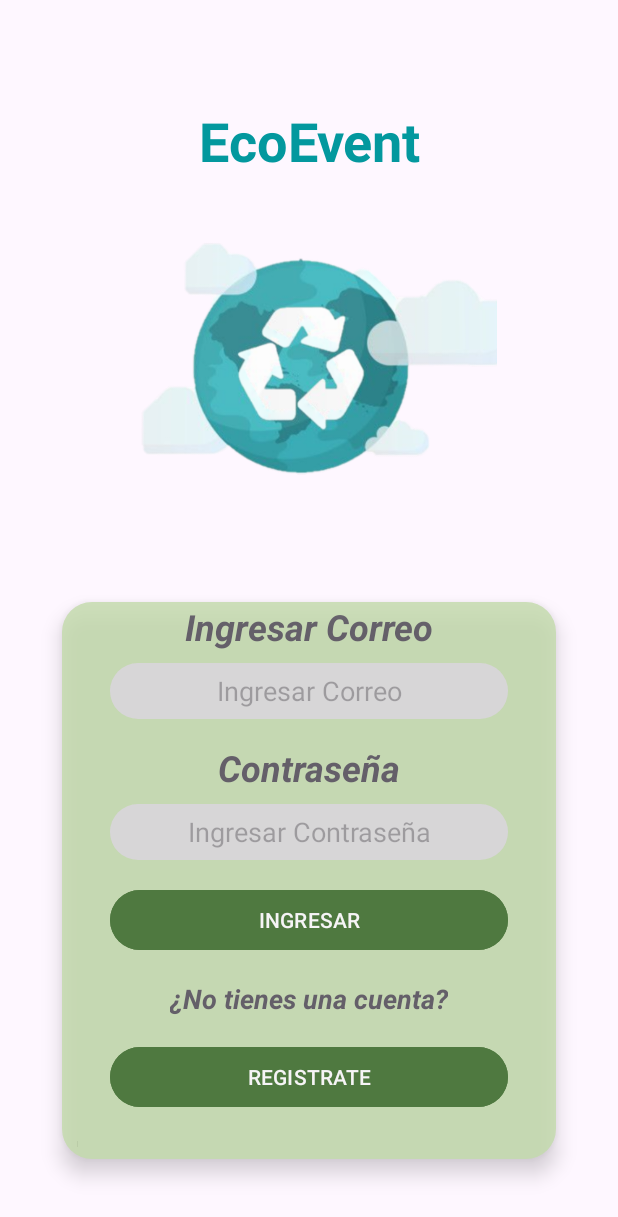
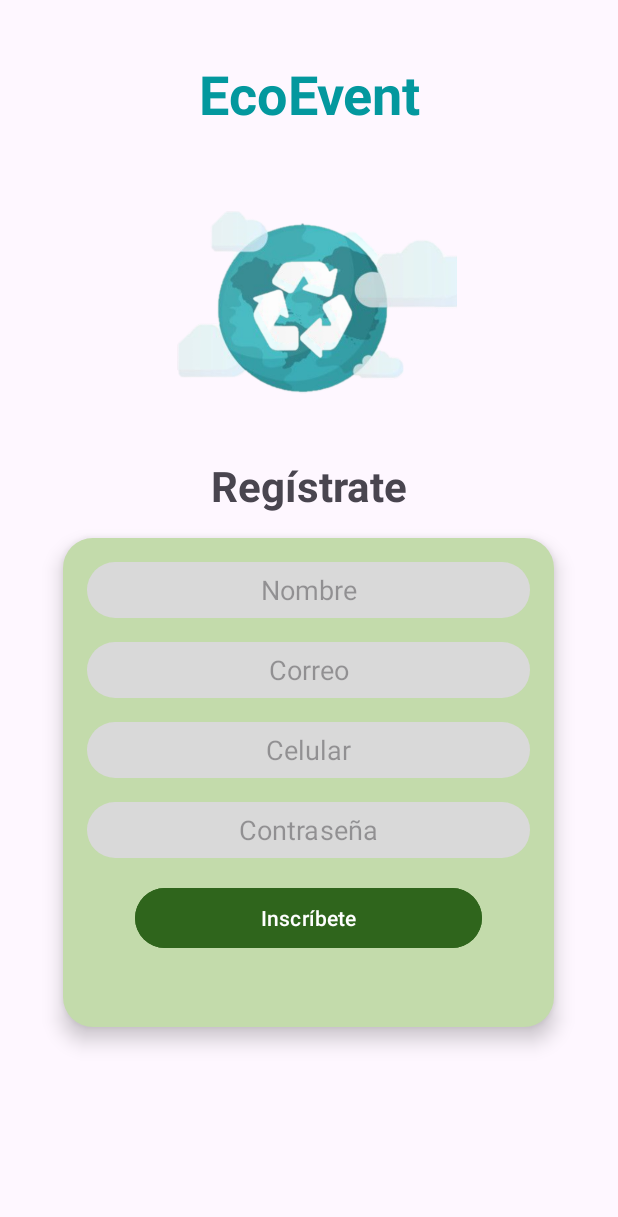
Before and after one commit to Jhonpocket/EcoEvent, an Android app: the screen it shows after launch (MainActivity before the commit, RegisterActivity after it), after a tap on "REGISTRATE", on a phone screen of 412 x 824 dp. Shown: the top 1217 px of the screen. Run offline under Robolectric (Android 15) with nearby library versions, the phone set to English and light mode, and no system bars.

Commit message:
Se actualiza el Regrito  de Lore y logos

```diff
--- a/app/src/main/AndroidManifest.xml
+++ b/app/src/main/AndroidManifest.xml
@@ -12,7 +12,10 @@
         android:supportsRtl="true"
         android:theme="@style/Theme.EcoEvent"
         tools:targetApi="31">
-        <activity android:name=".MainActivity3"></activity>
+        <activity
+            android:name=".RegisterActivity"
+            android:exported="false" />
+        <activity android:name=".MainActivity3" />
         <activity
             android:name=".MainActivity"
             android:exported="true">
--- a/app/src/main/java/com/example/ecoevent/MainActivity.java
+++ b/app/src/main/java/com/example/ecoevent/MainActivity.java
@@ -40,7 +40,7 @@ public class MainActivity extends AppCompatActivity {
             @Override
 
             public void onClick(View view) {
-                Intent intent = new Intent(MainActivity.this,MainActivity.class);
+                Intent intent = new Intent(MainActivity.this,RegisterActivity.class);
                 startActivity(intent);
 
             }
--- a/app/src/main/java/com/example/ecoevent/RegisterActivity.java
+++ b/app/src/main/java/com/example/ecoevent/RegisterActivity.java
@@ -1,4 +1,43 @@
 package com.example.ecoevent;
 
-public class RegisterActivity {
+import android.content.Intent;
+import android.os.Bundle;
+import android.view.View;
+import android.widget.Button;
+import android.widget.EditText;
+import android.widget.Toast;
+
+import androidx.appcompat.app.AppCompatActivity;
+
+
+public class RegisterActivity extends AppCompatActivity {
+
+    private EditText nombre;
+    private EditText correo;
+    private EditText celular;
+    private EditText contraseña;
+    private Button inscribirse;
+
+
+    @Override
+    protected void onCreate(Bundle savedInstanceState) {
+        super.onCreate(savedInstanceState);
+        setContentView(R.layout.activity_register);
+
+        nombre = findViewById(R.id.editTextText3);
+        correo = findViewById(R.id.editTextText4);
+        celular = findViewById(R.id.editTextText6);
+        contraseña = findViewById(R.id.editTextText7);
+        inscribirse = findViewById(R.id.button3);
+
+        inscribirse.setOnClickListener(new View.OnClickListener() {
+            @Override
+            public void onClick(View view) {
+                String nombreUsuario = nombre.getText().toString().trim();
+                Toast.makeText(RegisterActivity.this, "Usuario registrado, bienvenido " + nombreUsuario, Toast.LENGTH_LONG).show();
+                Intent intent = new Intent(RegisterActivity.this, MainActivity3.class);
+                startActivity(intent);
+            }
+        });
+    }
 }
--- a/app/src/main/res/layout/activity_main.xml
+++ b/app/src/main/res/layout/activity_main.xml
@@ -28,7 +28,7 @@
             android:layout_height="wrap_content"
             android:text="@string/app_title"
             android:textAlignment="center"
-            android:textSize="36sp"
+            android:textSize="42sp"
             android:textStyle="bold"
             android:textColor="@color/primary_text_color"
             android:layout_marginBottom="16dp" />
@@ -62,7 +62,7 @@
             android:layout_width="match_parent"
             android:layout_height="wrap_content"
             android:layout_marginBottom="8dp"
-            android:text="Ingresar Correo"
+            android:text="@string/ingresar_correo"
             android:textAlignment="center"
             android:textSize="24sp"
             android:textStyle="bold|italic" />
@@ -74,7 +74,7 @@
             android:layout_marginHorizontal="32dp"
             android:layout_marginBottom="16dp"
             android:background="@drawable/rounded_corners_button"
-            android:hint="Ingresar Correo"
+            android:hint="@string/ingresar_correo"
             android:inputType="textEmailAddress"
             android:textAlignment="center" />
 
@@ -83,7 +83,7 @@
             android:layout_width="match_parent"
             android:layout_height="wrap_content"
             android:layout_marginBottom="8dp"
-            android:text="Contraseña"
+            android:text="@string/contrase_a"
             android:textAlignment="center"
             android:textSize="24sp"
             android:textStyle="bold|italic" />
@@ -95,7 +95,7 @@
             android:layout_marginHorizontal="32dp"
             android:layout_marginBottom="16dp"
             android:background="@drawable/rounded_corners_button"
-            android:hint="Ingresar Contraseña"
+            android:hint="@string/ingresar_contrase_a"
             android:inputType="textPassword"
             android:textAlignment="center" />
 
@@ -106,7 +106,7 @@
             android:layout_marginHorizontal="32dp"
             android:layout_marginBottom="16dp"
             android:backgroundTint="#2F651C"
-            android:text="INGRESAR"
+            android:text="@string/btn_ingresar"
             android:textAlignment="center"
             android:textAllCaps="false" />
 
@@ -116,7 +116,7 @@
             android:layout_height="wrap_content"
             android:layout_gravity="center"
             android:layout_marginBottom="16dp"
-            android:text="¿No tienes una cuenta?"
+            android:text="@string/no_tienes_una_cuenta"
             android:textAlignment="center"
             android:textSize="18sp"
             android:textStyle="bold|italic" />
@@ -127,7 +127,7 @@
             android:layout_height="wrap_content"
             android:layout_marginHorizontal="32dp"
             android:backgroundTint="#2F651C"
-            android:text="REGISTRATE"
+            android:text="@string/btn_registrate"
             android:textAlignment="center"
             android:textAllCaps="false" />
     </LinearLayout>
--- /dev/null
+++ b/app/src/main/res/layout/activity_register.xml
@@ -0,0 +1,138 @@
+<?xml version="1.0" encoding="utf-8"?>
+<androidx.constraintlayout.widget.ConstraintLayout
+    xmlns:android="http://schemas.android.com/apk/res/android"
+    xmlns:app="http://schemas.android.com/apk/res-auto"
+    xmlns:tools="http://schemas.android.com/tools"
+    android:layout_width="match_parent"
+    android:layout_height="match_parent"
+    tools:context=".RegisterActivity">
+
+    <LinearLayout
+        android:layout_width="match_parent"
+        android:layout_height="match_parent"
+        android:orientation="vertical"
+        android:padding="16dp">
+
+        <!-- Header Layout -->
+        <LinearLayout
+            android:layout_width="match_parent"
+            android:layout_height="wrap_content"
+            android:orientation="vertical"
+            android:layout_marginBottom="16dp">
+
+            <ImageView
+                android:id="@+id/imageView"
+                android:layout_width="match_parent"
+                android:layout_height="6dp" />
+
+            <TextView
+                android:id="@+id/textView"
+                android:layout_width="match_parent"
+                android:layout_height="wrap_content"
+                android:text="@string/app_title"
+                android:textAlignment="center"
+                android:textSize="36sp"
+                android:textStyle="bold"
+                android:textColor="@color/primary_text_color"
+                android:layout_marginTop="16dp"
+                android:layout_marginBottom="16dp"/>
+        </LinearLayout>
+
+        <!-- Logo Layout -->
+        <LinearLayout
+            android:layout_width="match_parent"
+            android:layout_height="wrap_content"
+            android:orientation="vertical"
+            android:layout_marginBottom="16dp">
+
+            <ImageView
+                android:id="@+id/imageView4"
+                android:layout_width="match_parent"
+                android:layout_height="170dp"
+                android:layout_gravity="center"
+                app:srcCompat="@drawable/logo" />
+        </LinearLayout>
+
+        <!-- Subtitle Layout -->
+        <LinearLayout
+            android:id="@+id/subtitleLayout"
+            android:layout_width="match_parent"
+            android:layout_height="wrap_content"
+            android:orientation="vertical"
+            android:layout_marginBottom="16dp">
+
+            <TextView
+                android:id="@+id/textView9"
+                android:layout_width="match_parent"
+                android:layout_height="wrap_content"
+                android:text="@string/reg_strate"
+                android:textAlignment="center"
+                android:textSize="28sp"
+                android:textStyle="bold" />
+        </LinearLayout>
+
+        <!-- Register Form Layout -->
+        <LinearLayout
+            android:id="@+id/registerLayout"
+            android:layout_width="327dp"
+            android:layout_height="326dp"
+            android:layout_gravity="center"
+            android:background="@drawable/rounded_corners"
+            android:elevation="8dp"
+            android:orientation="vertical"
+            android:padding="16dp">
+
+            <EditText
+                android:id="@+id/editTextText3"
+                android:layout_width="match_parent"
+                android:layout_height="37dp"
+                android:layout_marginBottom="16dp"
+                android:background="@drawable/rounded_corners_button"
+                android:hint="@string/nombre"
+                android:inputType="text"
+                android:textAlignment="center" />
+
+            <EditText
+                android:id="@+id/editTextText4"
+                android:layout_width="match_parent"
+                android:layout_height="37dp"
+                android:layout_marginBottom="16dp"
+                android:background="@drawable/rounded_corners_button"
+                android:hint="@string/correo"
+                android:inputType="textEmailAddress"
+                android:textAlignment="center" />
+
+            <EditText
+                android:id="@+id/editTextText6"
+                android:layout_width="match_parent"
+                android:layout_height="37dp"
+                android:layout_marginBottom="16dp"
+                android:background="@drawable/rounded_corners_button"
+                android:hint="@string/celular"
+                android:inputType="phone"
+                android:textAlignment="center" />
+
+            <EditText
+                android:id="@+id/editTextText7"
+                android:layout_width="match_parent"
+                android:layout_height="37dp"
+                android:layout_marginBottom="16dp"
+                android:background="@drawable/rounded_corners_button"
+                android:hint="@string/contrase_a"
+                android:inputType="textPassword"
+                android:textAlignment="center" />
+
+            <Button
+                android:id="@+id/button3"
+                android:layout_width="match_parent"
+                android:layout_height="wrap_content"
+                android:layout_marginHorizontal="32dp"
+                android:backgroundTint="#2F651C"
+                android:text="@string/btn_inscribete"
+                android:textAlignment="center"
+                android:textAllCaps="false" />
+
+        </LinearLayout>
+    </LinearLayout>
+
+</androidx.constraintlayout.widget.ConstraintLayout>
--- a/app/src/main/res/values-night/strings.xml
+++ b/app/src/main/res/values-night/strings.xml
@@ -10,4 +10,15 @@
     <string name="home">Inicio</string>
     <string name="registros_text">Registros</string>
     <string name="consejos_text">Consejos</string>
+    <string name="reg_strate">Regístrate</string>
+    <string name="ingresar_correo">Ingresar Correo</string>
+    <string name="contrase_a">Contraseña</string>
+    <string name="ingresar_contrase_a">Ingresar Contraseña</string>
+    <string name="btn_ingresar">INGRESAR</string>
+    <string name="no_tienes_una_cuenta">¿No tienes una cuenta?</string>
+    <string name="btn_registrate">REGISTRATE</string>
+    <string name="nombre">Nombre</string>
+    <string name="correo">Correo</string>
+    <string name="celular">Celular</string>
+    <string name="btn_inscribete">Inscríbete</string>
 </resources>
--- a/app/src/main/res/values/strings.xml
+++ b/app/src/main/res/values/strings.xml
@@ -9,4 +9,15 @@
     <string name="home">Inicio</string>
     <string name="registros_text">Registros</string>
     <string name="consejos_text">Consejos</string>
+    <string name="reg_strate">Regístrate</string>
+    <string name="ingresar_correo">Ingresar Correo</string>
+    <string name="contrase_a">Contraseña</string>
+    <string name="ingresar_contrase_a">Ingresar Contraseña</string>
+    <string name="btn_ingresar">INGRESAR</string>
+    <string name="no_tienes_una_cuenta">¿No tienes una cuenta?</string>
+    <string name="btn_registrate">REGISTRATE</string>
+    <string name="nombre">Nombre</string>
+    <string name="correo">Correo</string>
+    <string name="celular">Celular</string>
+    <string name="btn_inscribete">Inscríbete</string>
 </resources>
```
